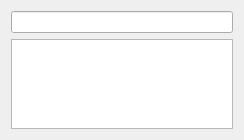
The window that src/ra/widgets/visualizationwidget.ui (robotics-erlangen/framework) describes before a commit, drawn with Qt 5.
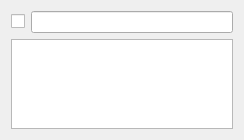
The same window after the commit.

Commit message: Ra: visualizationswidget enable enabling the vis. that is currently searched

The edit to the form file:
```diff
--- a/src/ra/widgets/visualizationwidget.ui
+++ b/src/ra/widgets/visualizationwidget.ui
@@ -15,7 +15,18 @@
   </property>
   <layout class="QVBoxLayout" name="verticalLayout">
    <item>
-    <widget class="QLineEdit" name="filter"/>
+    <layout class="QHBoxLayout" name="horizontalLayout">
+     <item>
+      <widget class="QCheckBox" name="enableFiltered">
+       <property name="text">
+        <string/>
+       </property>
+      </widget>
+     </item>
+     <item>
+      <widget class="QLineEdit" name="filter"/>
+     </item>
+    </layout>
    </item>
    <item>
     <widget class="QListView" name="list"/>
```
The commit also changes 1 other file.
